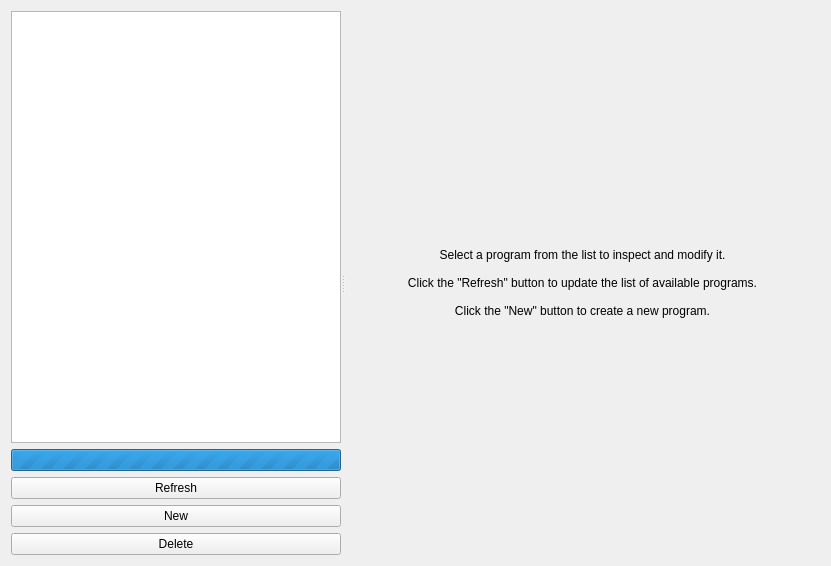
This is src/brickv/plugin_system/plugins/red/ui/red_tab_program.ui in Tinkerforge/brickv as Qt 5 draws it before an edit. The edited form follows.
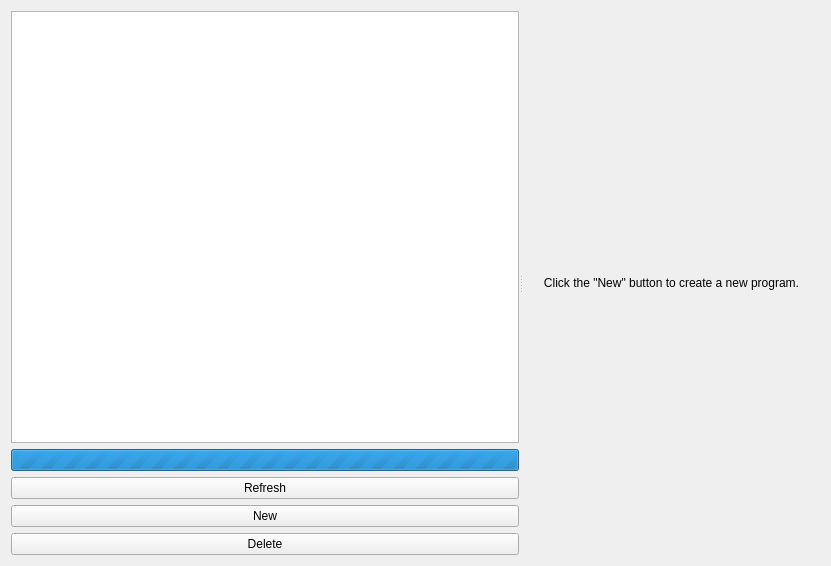
This is the edited form.

Commit message:
red-brick: Improve UI state during service discovery
Instead of showing the disabled UI show a label that says "discovering".
Also simplify the hint texts.

The edit to the form file:
```diff
--- a/src/brickv/plugin_system/plugins/red/ui/red_tab_program.ui
+++ b/src/brickv/plugin_system/plugins/red/ui/red_tab_program.ui
@@ -69,11 +69,7 @@
         <item>
          <widget class="QLabel" name="label">
           <property name="text">
-           <string>Select a program from the list to inspect and modify it.
-
-Click the &quot;Refresh&quot; button to update the list of available programs.
-
-Click the &quot;New&quot; button to create a new program.</string>
+           <string>Click the &quot;New&quot; button to create a new program.</string>
           </property>
           <property name="alignment">
            <set>Qt::AlignCenter</set>
```
The commit also changes 7 other files.
